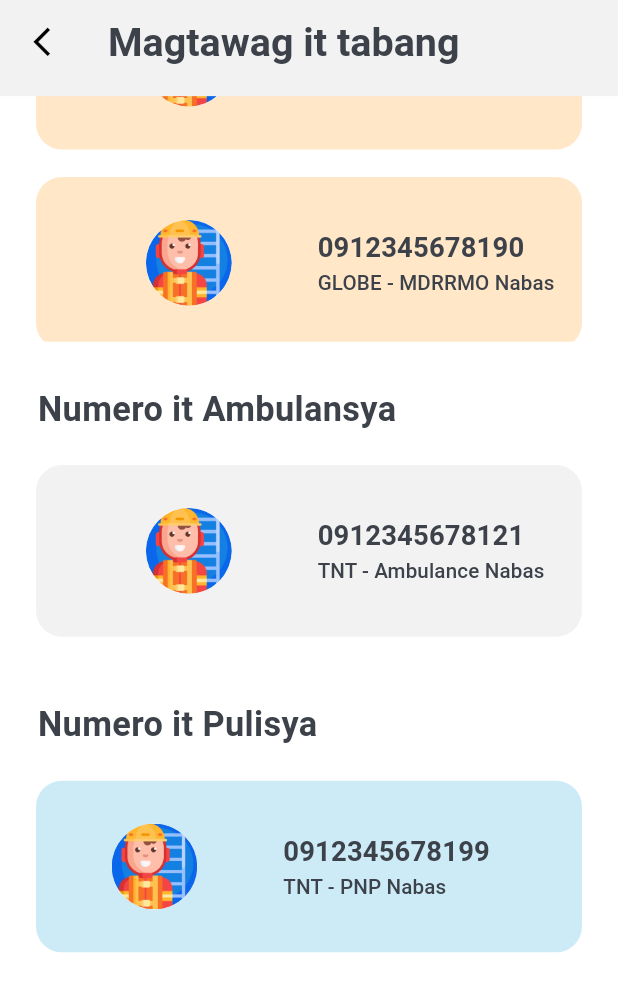
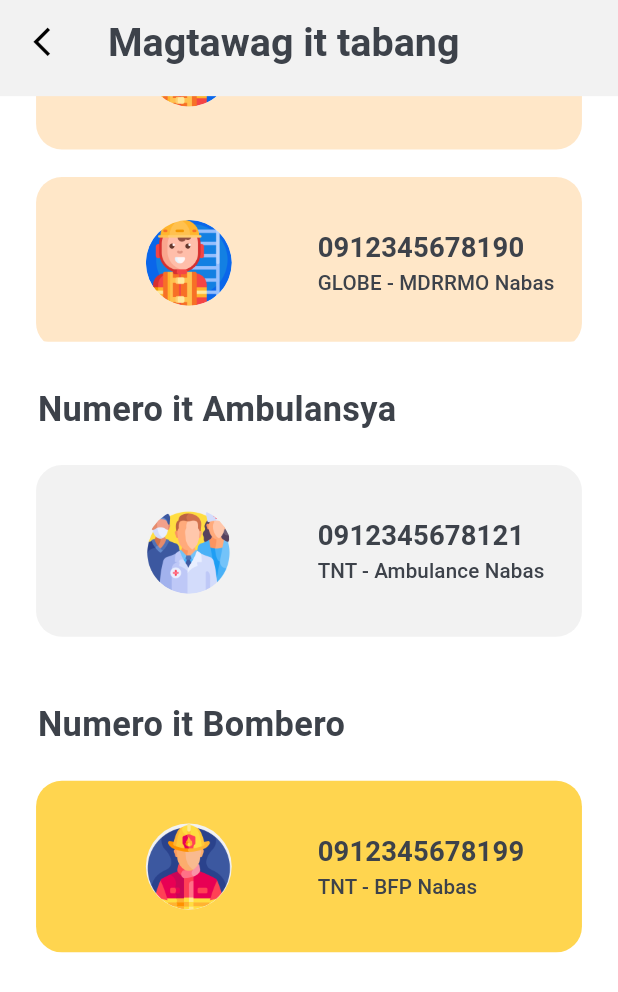
Before and after one commit to cent-ivan/CommuniHelp_App, a Flutter app: the EmergencyView screen opened by its route, scrolled down 242 dp, on a phone screen of 412 x 824 dp. Shown: the top 992 px of the screen. Run offline on Flutter 3.47's test engine with Material 3 defaults, Android fonts, the phone set to English and light mode, and no system bars; our stand-ins replace cloud_firestore, firebase_core, flutter_screenutil, flutter_slidable, image_picker; accounts and stored records are empty.

Commit message:
replaced police button to bfp

```diff
--- a/lib/ViewModels/emergency_view_model.dart
+++ b/lib/ViewModels/emergency_view_model.dart
@@ -12,7 +12,7 @@ class EmergencyViewModel extends ChangeNotifier{
   List<EmergencyContactsModel> queryContacts = [];
   List<EmergencyContactsModel> mddrmoContacts = [];
   List<EmergencyContactsModel> ambulanceContacts = [];
-  List<EmergencyContactsModel> policeContacts = [];
+  List<EmergencyContactsModel> bfpContacts = [];
 
 
   void addContact(){
@@ -20,7 +20,7 @@ class EmergencyViewModel extends ChangeNotifier{
     queryContacts.add(EmergencyContactsModel(contactType: "MDRRMO", number: "0912345678190", contactName: "GLOBE - MDRRMO Nabas"));
 
     queryContacts.add(EmergencyContactsModel(contactType: "AMBULANCE", number: "0912345678121", contactName: "TNT - Ambulance Nabas"));
-    queryContacts.add(EmergencyContactsModel(contactType: "POLICE", number: "0912345678199", contactName: "TNT - PNP Nabas"));
+    queryContacts.add(EmergencyContactsModel(contactType: "BFP", number: "0912345678199", contactName: "TNT - BFP Nabas"));
     notifyListeners();
 
     filterContact();
@@ -36,8 +36,8 @@ class EmergencyViewModel extends ChangeNotifier{
         ambulanceContacts.add(contact);
         notifyListeners();
       }
-      else if (contact.contactType!.contains("POLICE")) {
-        policeContacts.add(contact);
+      else if (contact.contactType!.contains("BFP")) {
+        bfpContacts.add(contact);
         notifyListeners();
       }
       else {
--- a/lib/Views/Bottom_App_Bar_Pages/Emergency_Page/emergency_components/emergency_buttons.dart
+++ b/lib/Views/Bottom_App_Bar_Pages/Emergency_Page/emergency_components/emergency_buttons.dart
@@ -119,7 +119,7 @@ class _AmbulanceButtonState extends State<AmbulanceButton> {
                         padding: const EdgeInsets.fromLTRB(50, 0, 50, 0).r,
                         child: CircleAvatar(
                           radius: 25.r,
-                          backgroundImage: const AssetImage('assets/images/rescuer.png'),
+                          backgroundImage: const AssetImage('assets/images/medical_team.png'),
                         ),
                       ),
 
@@ -161,16 +161,16 @@ class _AmbulanceButtonState extends State<AmbulanceButton> {
 }
 
 
-class PoliceButton extends StatefulWidget {
+class BFPButton extends StatefulWidget {
   final int numberOfContacts;
   final Color? color;
-  const PoliceButton({super.key, required this.numberOfContacts, required this.color});
+  const BFPButton({super.key, required this.numberOfContacts, required this.color});
 
   @override
-  State<PoliceButton> createState() => _PoliceButtonState();
+  State<BFPButton> createState() => _BFPButtonState();
 }
 
-class _PoliceButtonState extends State<PoliceButton> {
+class _BFPButtonState extends State<BFPButton> {
   @override
   Widget build(BuildContext context) {
     return SizedBox(
@@ -194,10 +194,10 @@ class _PoliceButtonState extends State<PoliceButton> {
                     children: [
                       //TODO: Change image, number and name of hotline
                       Container(
-                        padding: const EdgeInsets.fromLTRB(30, 0, 50, 0).r,
+                        padding: const EdgeInsets.fromLTRB(50, 0, 50, 0).r,
                         child: CircleAvatar(
                           radius: 25.r,
-                          backgroundImage: const AssetImage('assets/images/rescuer.png'),
+                          backgroundImage: const AssetImage('assets/images/firefighter.png'),
                         ),
                       ),
 
@@ -207,7 +207,7 @@ class _PoliceButtonState extends State<PoliceButton> {
                           crossAxisAlignment: CrossAxisAlignment.start,
                           children: [
                             Text(
-                              viewModel.policeContacts[index].number!, //gets the name from the list
+                              viewModel.bfpContacts[index].number!, //gets the name from the list
                               style: TextStyle(
                                 color: Theme.of(context).colorScheme.outline,
                                 fontSize: 16.r,
@@ -216,7 +216,7 @@ class _PoliceButtonState extends State<PoliceButton> {
                             ),
 
                             Text(
-                              viewModel.policeContacts[index].contactName!, //gets the name from the list
+                              viewModel.bfpContacts[index].contactName!, //gets the name from the list
                               style: TextStyle(
                                 color: Theme.of(context).colorScheme.outline,
                                 fontSize: 12.r,
--- a/lib/Views/Bottom_App_Bar_Pages/Emergency_Page/emergency_view.dart
+++ b/lib/Views/Bottom_App_Bar_Pages/Emergency_Page/emergency_view.dart
@@ -80,7 +80,7 @@ class _EmergencyNumbersState extends State<EmergencyNumbers> {
         child: Padding(
           padding: const EdgeInsets.all(13).r,
           child: SizedBox(
-            height: (700 + (viewModel.mddrmoContacts.length.toDouble() * 5) * ((viewModel.ambulanceContacts.length.toDouble() * 5) + (viewModel.policeContacts.length.toDouble() * 10))).r,
+            height: (700 + (viewModel.mddrmoContacts.length.toDouble() * 5) * ((viewModel.ambulanceContacts.length.toDouble() * 5) + (viewModel.bfpContacts.length.toDouble() * 10))).r,
             child: Column(
               crossAxisAlignment: CrossAxisAlignment.start,
               children: [
@@ -160,7 +160,7 @@ class _EmergencyNumbersState extends State<EmergencyNumbers> {
                   alignment: Alignment.topLeft,
                   margin: const EdgeInsets.fromLTRB(9, 25, 9, 10).r,
                   child: Text(
-                    "Numero it Pulisya",
+                    "Numero it Bombero",
                     style: TextStyle(
                       fontSize: 20.r,
                       fontWeight: FontWeight.bold,
@@ -172,7 +172,7 @@ class _EmergencyNumbersState extends State<EmergencyNumbers> {
                 //Police number
                 ClipRRect(
                   borderRadius: BorderRadius.circular(15).r,
-                  child: PoliceButton(numberOfContacts: viewModel.policeContacts.length, color: const Color(0x4D57BEE6), )
+                  child: BFPButton(numberOfContacts: viewModel.bfpContacts.length, color: Colors.amber[300], )
                 ),
 
               ],
```
